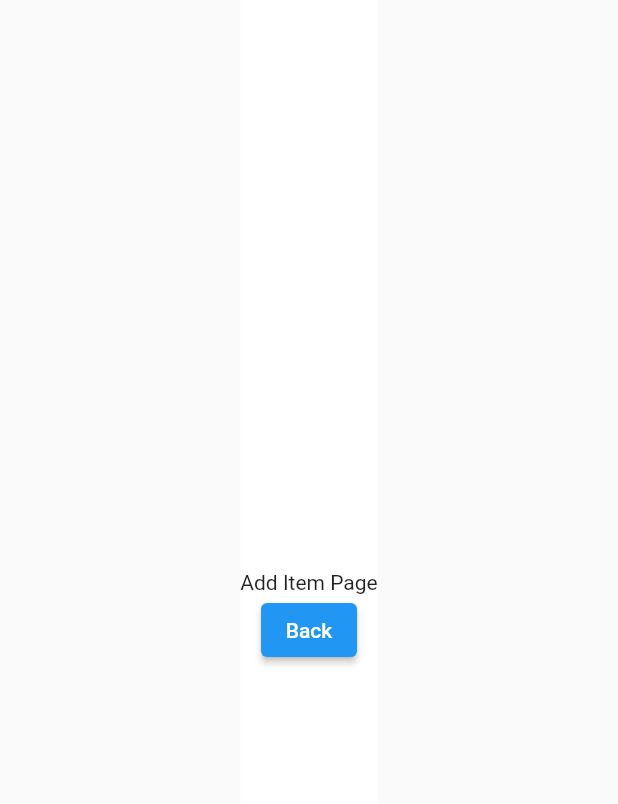
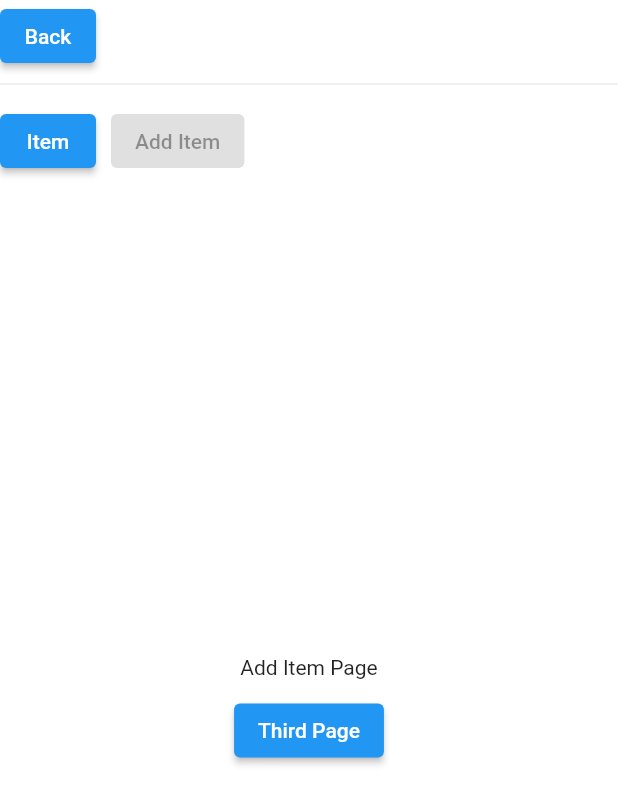
Before and after one commit to DalangLy/desktop-custom-navigation, a Flutter app: the AddItemPage widget shown alone on an empty page, opened directly, on a phone screen of 412 x 824 dp. Shown: the top 804 px of the screen. Run offline on Flutter 3.47's test engine with Material 2 defaults, Android fonts, the phone set to English and light mode, and no system bars.

```diff
--- a/lib/pages/add_item_page.dart
+++ b/lib/pages/add_item_page.dart
@@ -7,21 +7,62 @@ class AddItemPage extends StatelessWidget {
 
   @override
   Widget build(BuildContext context) {
-    return Center(
-      child: Container(
+    return Container(
+      width: double.infinity,
+      height: double.infinity,
       color: Colors.white,
+      child: Column(
+        crossAxisAlignment: CrossAxisAlignment.start,
+        children: [
+          ElevatedButton(
+            onPressed: () {
+              DesktopMaterial.of(context).pop();
+            },
+            child: const Text('Back'),
+          ),
+          const Divider(),
+          Expanded(
+            child: Column(
+              children: [
+                SizedBox(
+                  height: 60,
+                  child: Row(
+                    children: [
+                      ElevatedButton(
+                        onPressed: () {
+                          DesktopMaterial.of(context).pushName(routes: ['item']);
+                        },
+                        child: const Text('Item'),
+                      ),
+                      const SizedBox(width: 10,),
+                      const ElevatedButton(
+                        onPressed: null,
+                        child: Text('Add Item'),
+                      ),
+                    ],
+                  ),
+                ),
+                Expanded(
+                  child: Center(
                     child: Column(
                       mainAxisAlignment: MainAxisAlignment.center,
                       children: [
                         const Text('Add Item Page'),
+                        const SizedBox(height: 10,),
                         ElevatedButton(
-              onPressed: (){
-                DesktopMaterial.of(context).pop();
+                          onPressed: () {
+                            DesktopMaterial.of(context).pushName(routes: ['item', 'add_item', 'third_page']);
                           },
-              child: const Text('Back'),
-            )
+                          child: const Text('Third Page'),
+                        ),
                       ],
                     ),
+                  ),
+                ),
+              ],
+            ),
+          ),
+        ],
       ),
     );
   }
```
Also changed, not shown: lib/home.dart (+15 -7 lines), lib/my_navigation.dart (+5 -6 lines), lib/pages/dashboard_page.dart (+6 -16 lines), lib/pages/edit_item_page.dart (+35 -6 lines), lib/pages/item_page.dart (+42 -10 lines), lib/pages/third_page.dart (+43 -6 lines), lib/vendor/route_builder.dart (+3 -9 lines). Lines whose indentation alone changed are shown as unchanged.
